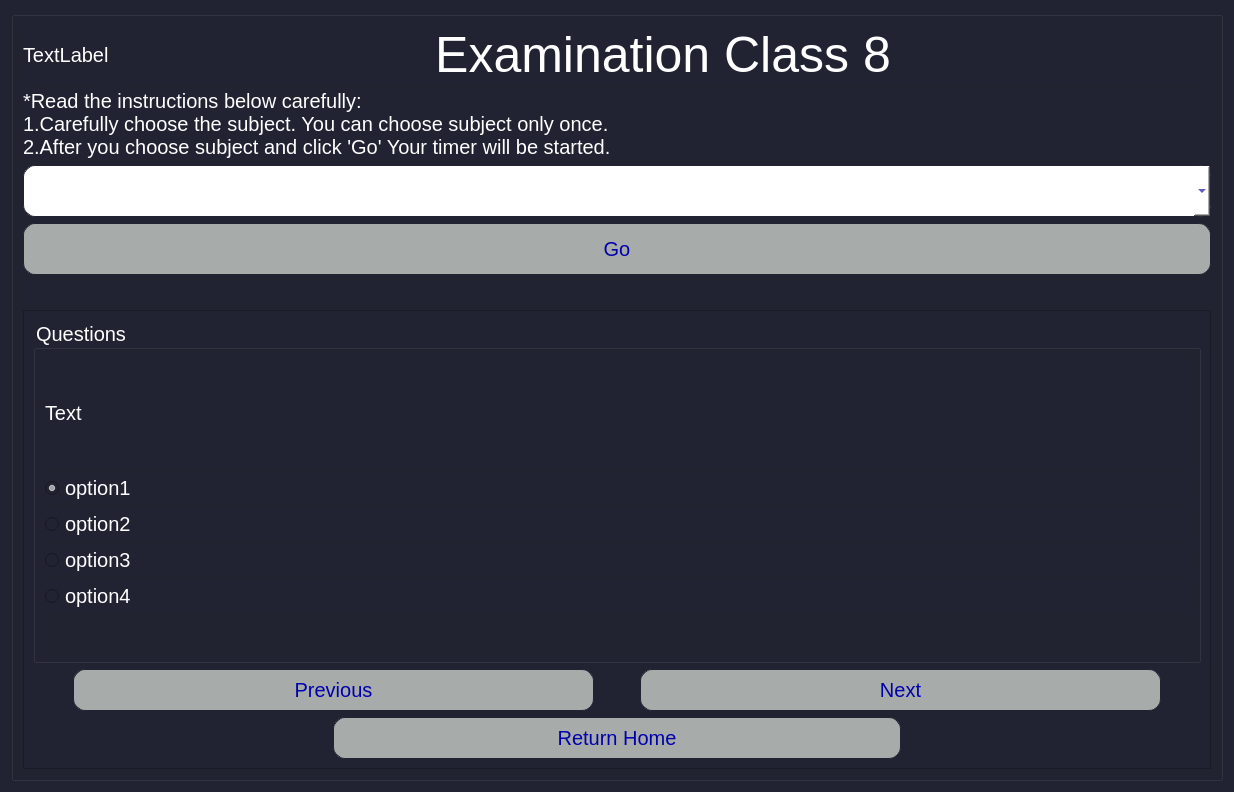
The window that class8.ui (thepratyushpokharel/Prashnottar) describes before a commit, drawn with Qt 5.
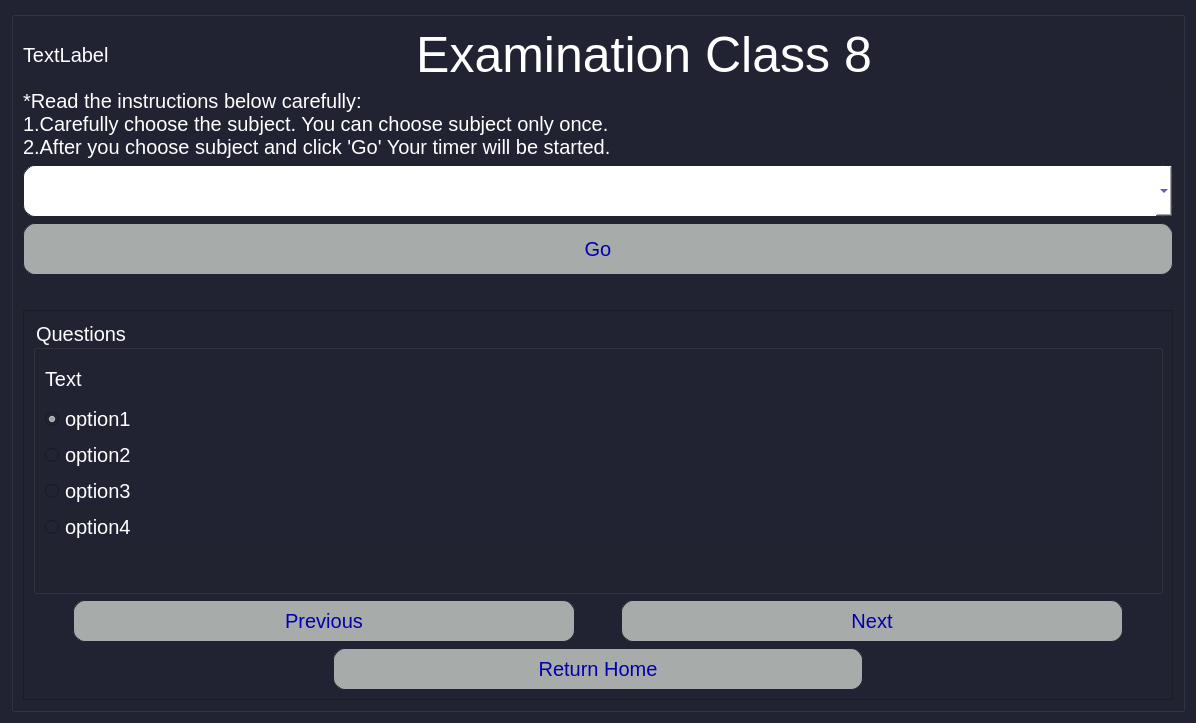
The same window after the commit.

The edit to the form file:
```diff
--- a/class8.ui
+++ b/class8.ui
@@ -6,8 +6,8 @@
    <rect>
     <x>0</x>
     <y>0</y>
-    <width>1234</width>
-    <height>792</height>
+    <width>1196</width>
+    <height>723</height>
    </rect>
   </property>
   <property name="windowTitle">
@@ -129,8 +129,8 @@
           <rect>
            <x>0</x>
            <y>0</y>
-           <width>1182</width>
-           <height>440</height>
+           <width>1144</width>
+           <height>371</height>
           </rect>
          </property>
          <layout class="QGridLayout" name="gridLayout">
```
